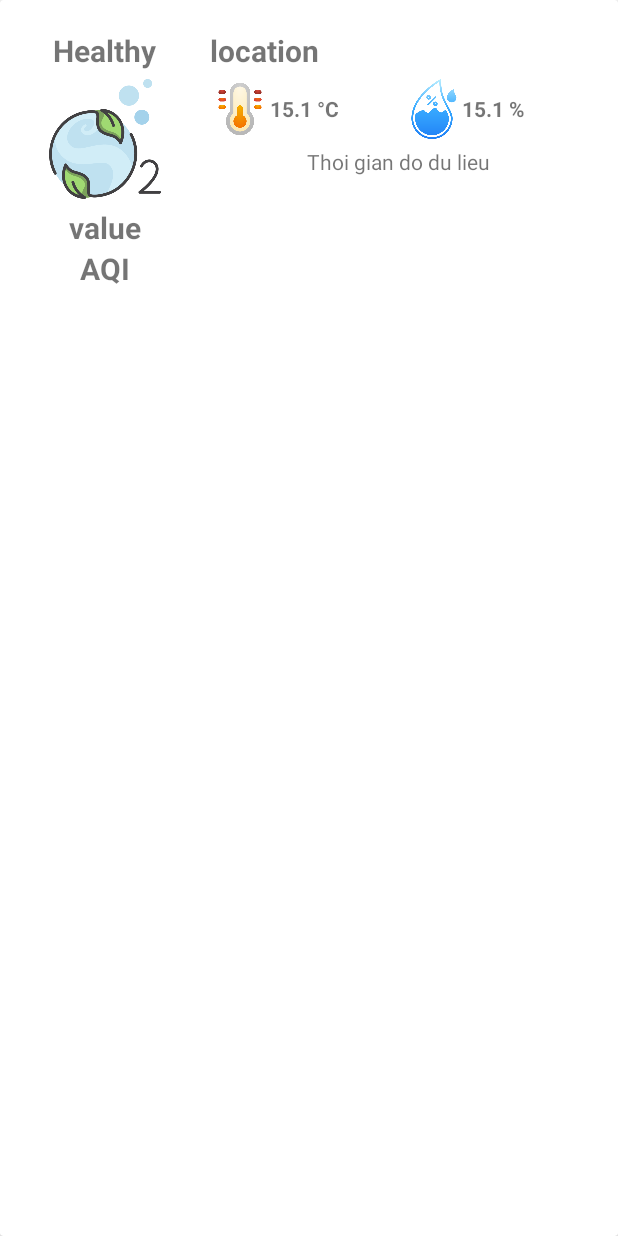
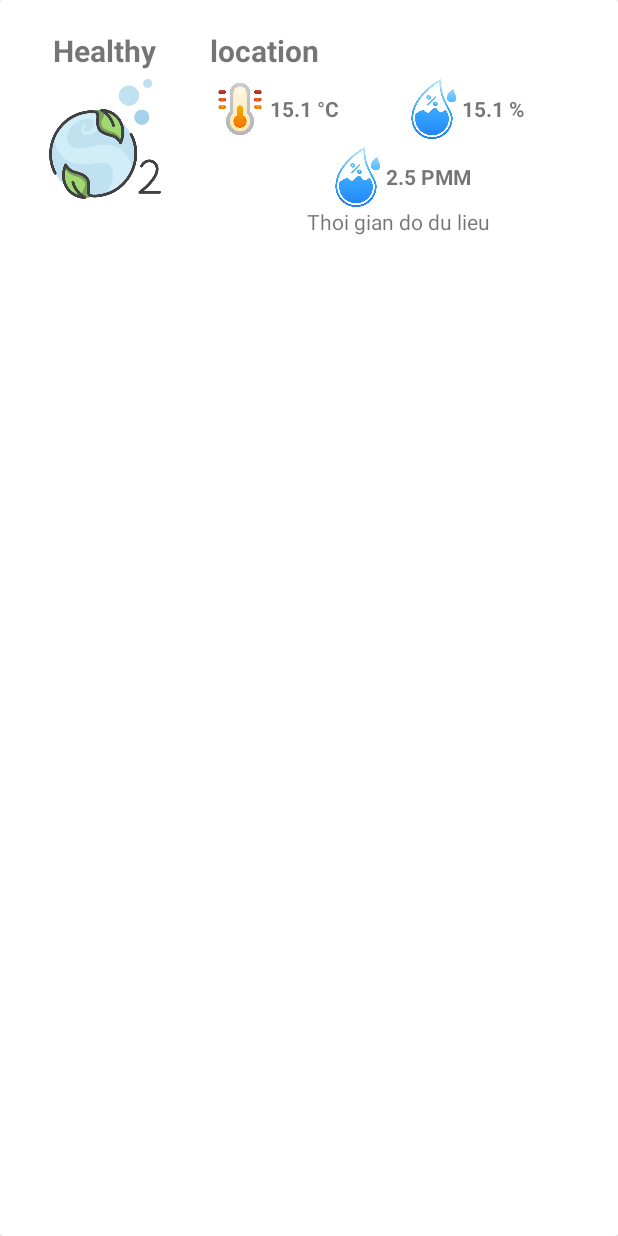
Before and after one commit to yene183861/AQI_ProjectIII, an Android app: the layout item_station.xml on its own in the app's theme, with its tools: preview values and no code run, on a phone screen of 412 x 824 dp. Run offline under Robolectric (Android 15) with nearby library versions, the phone set to English and light mode, and no system bars.

Commit message:
create room db

```diff
--- a/app/build.gradle
+++ b/app/build.gradle
@@ -40,4 +40,7 @@ dependencies {
     androidTestImplementation 'androidx.test.espresso:espresso-core:3.4.0'
 
     implementation "androidx.viewpager2:viewpager2:1.0.0"
+
+    implementation "androidx.room:room-runtime:2.4.2"
+    annotationProcessor "androidx.room:room-compiler:2.4.2"
 }
--- a/app/src/main/java/com/example/aqi_projectiii/MainActivity.java
+++ b/app/src/main/java/com/example/aqi_projectiii/MainActivity.java
@@ -2,11 +2,13 @@ package com.example.aqi_projectiii;
 
 import androidx.annotation.NonNull;
 import androidx.appcompat.app.AppCompatActivity;
+import androidx.recyclerview.widget.RecyclerView;
 import androidx.viewpager2.widget.ViewPager2;
 
 import android.os.Bundle;
 import android.view.MenuItem;
 
+import com.example.aqi_projectiii.adapter.StationAdapter;
 import com.example.aqi_projectiii.adapter.ViewpagerAdapter;
 import com.google.android.material.bottomnavigation.BottomNavigationView;
 import com.google.android.material.navigation.NavigationBarView;
@@ -14,6 +16,7 @@ import com.google.android.material.navigation.NavigationBarView;
 public class MainActivity extends AppCompatActivity {
 private ViewPager2 viewPager2;
 private BottomNavigationView bottomNav;
+
 
     @Override
     protected void onCreate(Bundle savedInstanceState) {
--- a/app/src/main/java/com/example/aqi_projectiii/adapter/ListStationAdapter.java
+++ /dev/null
@@ -1,4 +0,0 @@
-package com.example.aqi_projectiii.adapter;
-
-public class ListStationAdapter {
-}
--- a/app/src/main/res/layout/item_measuring_station.xml
+++ b/app/src/main/res/layout/item_station.xml
@@ -14,7 +14,7 @@
             android:gravity="center"
             android:orientation="vertical">
             <TextView
-                android:id="@+id/airState"
+                android:id="@+id/txtAirState"
                 android:layout_width="wrap_content"
                 android:layout_height="wrap_content"
                 android:text="Healthy"
@@ -29,19 +29,6 @@
                 android:layout_marginBottom="5dp"
                 android:layout_marginTop="5dp"
                 android:src="@drawable/clean_air"/>
-            <TextView
-                android:id="@+id/valueAQI"
-                android:layout_width="wrap_content"
-                android:layout_height="wrap_content"
-                android:text="value"
-                android:textSize="20sp"
-                android:textStyle="bold"/>
-            <TextView
-                android:layout_width="wrap_content"
-                android:layout_height="wrap_content"
-                android:text="AQI"
-                android:textSize="20sp"
-                android:textStyle="bold"/>
         </LinearLayout>
         <LinearLayout
             android:layout_width="match_parent"
@@ -51,6 +38,7 @@
             android:layout_alignBaseline="@+id/layoutAQI"
             android:padding="10dp">
             <TextView
+                android:id="@+id/txtLocation"
                 android:layout_width="match_parent"
                 android:layout_height="wrap_content"
                 android:text="location"
@@ -71,6 +59,7 @@
                         android:layout_height="40dp"
                         android:src="@drawable/temperature"/>
                     <TextView
+                        android:id="@+id/txtValueTemp"
                         android:layout_width="wrap_content"
                         android:layout_height="wrap_content"
                         android:text="15.1 °C"
@@ -86,6 +75,7 @@
                         android:layout_height="40dp"
                         android:src="@drawable/drop"/>
                     <TextView
+                        android:id="@+id/txtValueHumi"
                         android:layout_width="wrap_content"
                         android:layout_height="wrap_content"
                         android:text="15.1 %"
@@ -93,8 +83,26 @@
                         android:textStyle="bold"/>
                 </LinearLayout>
             </LinearLayout>
+            <LinearLayout
+                android:layout_width="wrap_content"
+                android:layout_height="wrap_content"
+                android:layout_gravity="center"
+                android:gravity="center">
+
+                <ImageView
+                    android:layout_width="40dp"
+                    android:layout_height="40dp"
+                    android:src="@drawable/drop" />
+
+                <TextView
+                    android:id="@+id/txtValueAQI"
+                    android:layout_width="wrap_content"
+                    android:layout_height="wrap_content"
+                    android:text="2.5 PMM"
+                    android:textStyle="bold"/>
+            </LinearLayout>
             <TextView
-                android:id="@+id/time"
+                android:id="@+id/txtTime"
                 android:layout_width="wrap_content"
                 android:layout_height="wrap_content"
                 android:text="Thoi gian do du lieu"
```
Also changed, not shown: app/src/main/java/com/example/aqi_projectiii/adapter/StationAdapter.java (added, +74 -0 lines), app/src/main/java/com/example/aqi_projectiii/fragment/HomeFragment.java (+6 -1 lines), app/src/main/java/com/example/aqi_projectiii/localdb/Station.java (added, +82 -0 lines), app/src/main/java/com/example/aqi_projectiii/localdb/StationDAO.java (added, +18 -0 lines), app/src/main/java/com/example/aqi_projectiii/localdb/StationDatabase.java (added, +23 -0 lines), app/src/main/res/layout/fragment_home.xml (+3 -4 lines).
